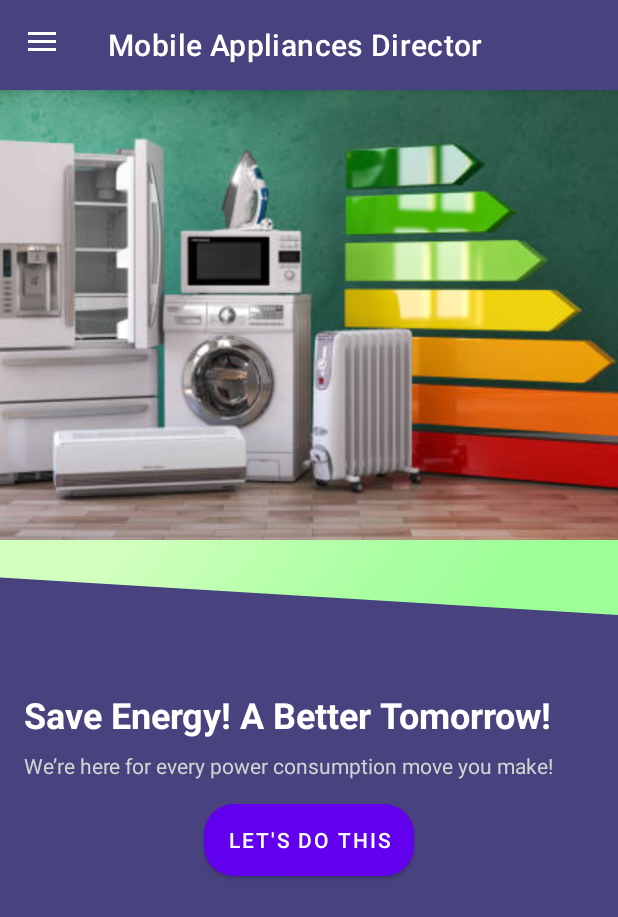
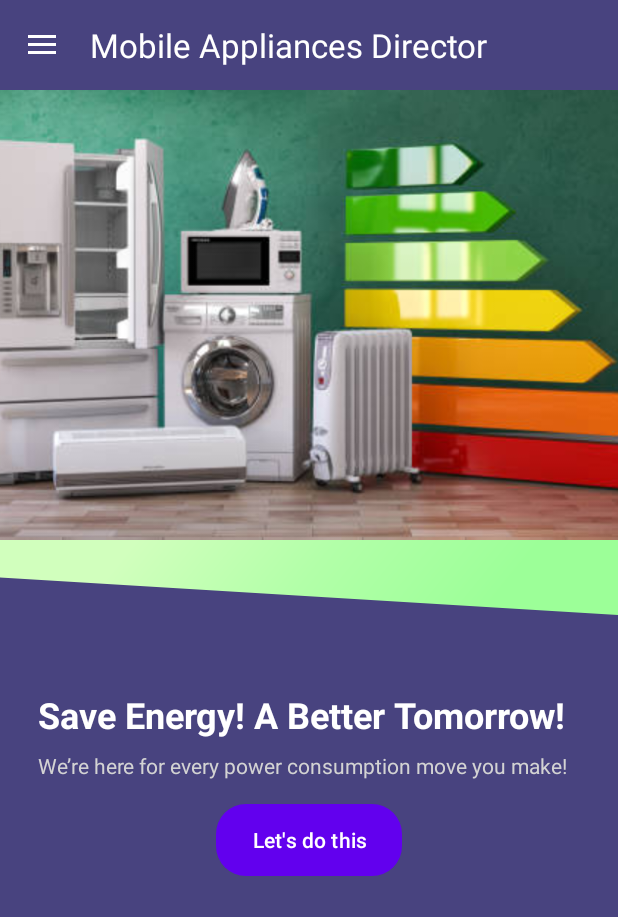
Before and after one commit to Ponzuuh/MAD, an Android app: the MainActivity screen opened directly, with no data from a screen before it, on a phone screen of 412 x 824 dp. Shown: the top 917 px of the screen. Run offline under Robolectric (Android 15) with nearby library versions, the phone set to English and light mode, and no system bars; Roboto replaces fonts that are not available here.

Commit message:
added calculator function

```diff
--- a/app/build.gradle
+++ b/app/build.gradle
@@ -41,6 +41,8 @@ dependencies {
     androidTestImplementation 'androidx.test.ext:junit:1.1.5'
     androidTestImplementation 'androidx.test.espresso:espresso-core:3.5.1'
     implementation 'com.journeyapps:zxing-android-embedded:4.3.0'
+    implementation 'com.google.android.material:material:1.5.0'
+
 
     coreLibraryDesugaring 'com.android.tools:desugar_jdk_libs:2.0.2'
     implementation 'androidx.multidex:multidex:2.0.1'
--- a/app/src/main/java/com/sp/mobileappliancesdirector/MainActivity.java
+++ b/app/src/main/java/com/sp/mobileappliancesdirector/MainActivity.java
@@ -58,6 +58,8 @@ public class MainActivity extends AppCompatActivity implements NavigationView.On
             replaceFragment(new AddFragment());
         } else if (itemId == R.id.nav_about) {
             replaceFragment(new AboutFragment());
+        } else if (itemId == R.id.nav_calculator) {
+            replaceFragment(new CalculatorFragment());
         } else if (itemId == R.id.nav_logout) {
         Intent intent = new Intent(MainActivity.this, LoginActivity.class);
         startActivity(intent);
--- /dev/null
+++ b/app/src/main/res/drawable/calculator.xml
@@ -0,0 +1,5 @@
+<vector android:height="24dp" android:tint="#000000"
+    android:viewportHeight="24" android:viewportWidth="24"
+    android:width="24dp" xmlns:android="http://schemas.android.com/apk/res/android">
+    <path android:fillColor="@android:color/white" android:pathData="M19,3H5C3.9,3 3,3.9 3,5v14c0,1.1 0.9,2 2,2h14c1.1,0 2,-0.9 2,-2V5C21,3.9 20.1,3 19,3zM13.03,7.06L14.09,6l1.41,1.41L16.91,6l1.06,1.06l-1.41,1.41l1.41,1.41l-1.06,1.06L15.5,9.54l-1.41,1.41l-1.06,-1.06l1.41,-1.41L13.03,7.06zM6.25,7.72h5v1.5h-5V7.72zM11.5,16h-2v2H8v-2H6v-1.5h2v-2h1.5v2h2V16zM18,17.25h-5v-1.5h5V17.25zM18,14.75h-5v-1.5h5V14.75z"/>
+</vector>
--- a/app/src/main/res/layout/fragment_home.xml
+++ b/app/src/main/res/layout/fragment_home.xml
@@ -28,7 +28,7 @@
         android:textSize="24sp"
         android:textStyle="bold"
         android:layout_marginTop="50dp"
-        android:layout_marginStart="16dp"
+        android:layout_marginHorizontal="25dp"
         android:textColor="#FFFFFF" />
 
     <TextView
@@ -38,8 +38,8 @@
         android:text="We’re here for every power consumption move you make!"
         android:layout_below="@id/textViewTitle"
         android:layout_marginTop="8dp"
-        android:layout_marginStart="16dp"
-        android:layout_marginEnd="16dp"
+        android:layout_marginStart="25dp"
+        android:layout_marginEnd="25dp"
         android:textColor="#D3D3D3" />
 
     <Button
--- a/app/src/main/res/menu/nav_menu.xml
+++ b/app/src/main/res/menu/nav_menu.xml
@@ -26,6 +26,10 @@
             android:id="@+id/nav_about"
             android:icon="@drawable/nav_about"
             android:title="About"/>
+        <item
+            android:id="@+id/nav_calculator"
+            android:icon="@drawable/calculator"
+            android:title="Calculator" />
 
     </group>
 
--- a/app/src/main/res/values-night/themes.xml
+++ b/app/src/main/res/values-night/themes.xml
@@ -1,6 +1,6 @@
 <resources xmlns:tools="http://schemas.android.com/tools">
     <!-- Base application theme. -->
-    <style name="Theme.MobileAppliancesDirector" parent="Theme.MaterialComponents.DayNight.NoActionBar">
+    <style name="Theme.MobileAppliancesDirector" parent="Theme.Material3.DayNight.NoActionBar">
         <!-- Primary brand color. -->
         <item name="colorPrimary">@color/purple_200</item>
         <item name="colorPrimaryVariant">@color/purple_700</item>
--- a/app/src/main/res/values/themes.xml
+++ b/app/src/main/res/values/themes.xml
@@ -1,6 +1,6 @@
 <resources xmlns:tools="http://schemas.android.com/tools">
     <!-- Base application theme. -->
-    <style name="Theme.MobileAppliancesDirector" parent="Theme.MaterialComponents.DayNight.NoActionBar">
+    <style name="Theme.MobileAppliancesDirector" parent="Theme.Material3.DayNight.NoActionBar">
         <!-- Primary brand color. -->
         <item name="colorPrimary">@color/purple_500</item>
         <item name="colorPrimaryVariant">#48438F</item>
```
Also changed, not shown: app/src/main/java/com/sp/mobileappliancesdirector/CalculatorFragment.java (added, +77 -0 lines), app/src/main/res/layout/fragment_calculator.xml (added, +78 -0 lines).
